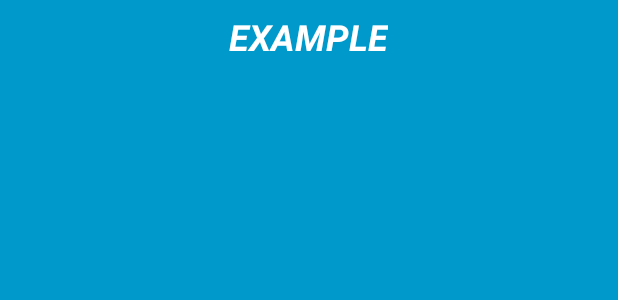
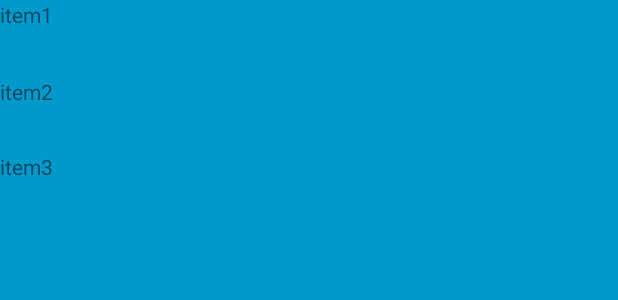
Before and after one commit to Amicookie/PrappMob-Proj, an Android app: the layout samples_widget.xml on its own in the app's theme, with its tools: preview values and no code run, on a phone screen of 412 x 824 dp. Shown: the top 300 px of the screen. Run offline under Robolectric (Android 15) with nearby library versions, the phone set to English and light mode, and no system bars.

Commit message:
updated widgets

```diff
--- a/PrappMobCorrectViews/app/src/main/java/com/example/prappmobcorrectviews/Widgets/SamplesWidget.java
+++ b/PrappMobCorrectViews/app/src/main/java/com/example/prappmobcorrectviews/Widgets/SamplesWidget.java
@@ -19,10 +19,12 @@ public class SamplesWidget extends AppWidgetProvider {
     static void updateAppWidget(Context context, AppWidgetManager appWidgetManager,
                                 int appWidgetId) {
 
-        CharSequence widgetText = context.getString(R.string.appwidget_text);
+        //CharSequence widgetText = "item1";
         // Construct the RemoteViews object
         RemoteViews views = new RemoteViews(context.getPackageName(), R.layout.samples_widget);
-        views.setTextViewText(R.id.appwidget_text, widgetText);
+        views.setTextViewText(R.id.item1, "Item1");
+        views.setTextViewText(R.id.item2, "Item2");
+        views.setTextViewText(R.id.item3, "Item3");
 
         // Instruct the widget manager to update the widget
         appWidgetManager.updateAppWidget(appWidgetId, views);
--- a/PrappMobCorrectViews/app/src/main/res/layout/samples_widget.xml
+++ b/PrappMobCorrectViews/app/src/main/res/layout/samples_widget.xml
@@ -5,21 +5,23 @@
     android:padding="@dimen/widget_margin">
 
     <TextView
-        android:id="@+id/appwidget_text"
-        android:layout_width="wrap_content"
-        android:layout_height="wrap_content"
-        android:layout_alignParentTop="true"
-        android:layout_centerInParent="true"
-        android:layout_margin="8dp"
-        android:layout_marginStart="8dp"
-        android:layout_marginTop="349dp"
-        android:layout_marginEnd="8dp"
-        android:layout_marginBottom="8dp"
-        android:background="#09C"
-        android:contentDescription="@string/appwidget_text"
-        android:text="@string/appwidget_text"
-        android:textColor="#ffffff"
-        android:textSize="24sp"
-        android:textStyle="bold|italic" />
+        android:id="@+id/item1"
+        android:layout_width="220dp"
+        android:layout_height="50dp"
+        android:text="item1" />
 
+    <TextView
+        android:id="@+id/item2"
+        android:layout_width="220dp"
+        android:layout_height="50dp"
+        android:layout_below="@id/item1"
+        android:layout_marginTop="1dp"
+        android:text="item2" />
+
+    <TextView
+        android:id="@+id/item3"
+        android:layout_width="220dp"
+        android:layout_height="50dp"
+        android:layout_below="@id/item2"
+        android:text="item3" />
 </RelativeLayout>
```
